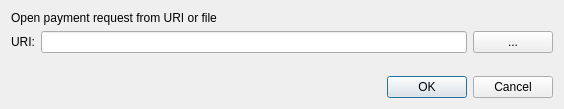
Above: src/qt/forms/openuridialog.ui from LKSCOIN/lkscoin-core before the change. Below: the same form after it.
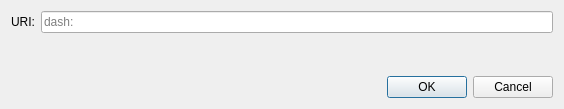
That is the form after the change. Custom widgets are drawn as their Qt base class.

Commit message:
Import Dash Core v18.2.2
Pristine upstream tree from dashpay/dash tag v18.2.2, replacing the 0.17-based
tree wholesale. Baseline for LKSCOIN Core 5.18.2.1 (step 2 of the modernization
roadmap; step 1 was 4.17.3.2 on Dash 0.17.0.3, in production since August 2026).

LKSCOIN shares no history with upstream, so each step forward is done by
re-applying the LKSCOIN delta on a clean upstream tree, not by merging.

What changed in the file:
```diff
--- a/src/qt/forms/openuridialog.ui
+++ b/src/qt/forms/openuridialog.ui
@@ -14,13 +14,6 @@
    <string>Open URI</string>
   </property>
   <layout class="QVBoxLayout" name="verticalLayout">
-   <item>
-    <widget class="QLabel" name="label_2">
-     <property name="text">
-      <string>Open payment request from URI or file</string>
-     </property>
-    </widget>
-   </item>
    <item>
     <layout class="QHBoxLayout" name="horizontalLayout">
      <item>
@@ -31,18 +24,9 @@
       </widget>
      </item>
      <item>
-      <widget class="QValidatedLineEdit" name="uriEdit"/>
-     </item>
-     <item>
-      <widget class="QPushButton" name="selectFileButton">
-       <property name="toolTip">
-        <string>Select payment request file</string>
-       </property>
-       <property name="text">
-        <string notr="true">...</string>
-       </property>
-       <property name="autoDefault">
-        <bool>false</bool>
+      <widget class="QValidatedLineEdit" name="uriEdit">
+       <property name="placeholderText">
+        <string notr="true">dash:</string>
        </property>
       </widget>
      </item>
```
The commit also changes 2092 other files.
